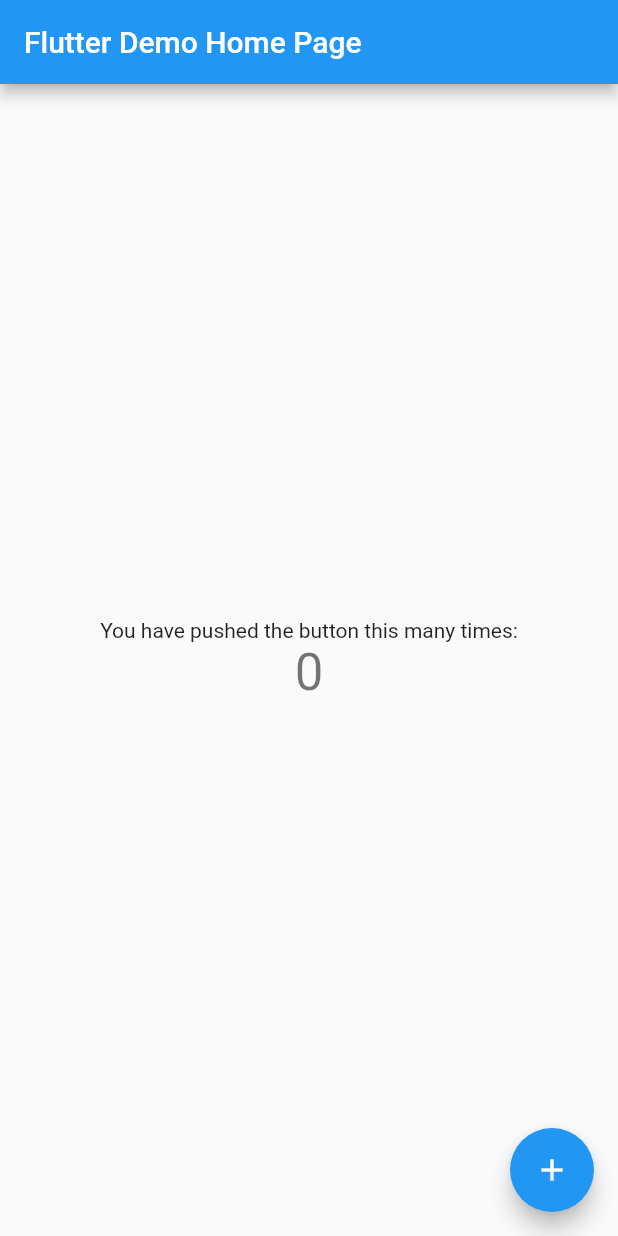
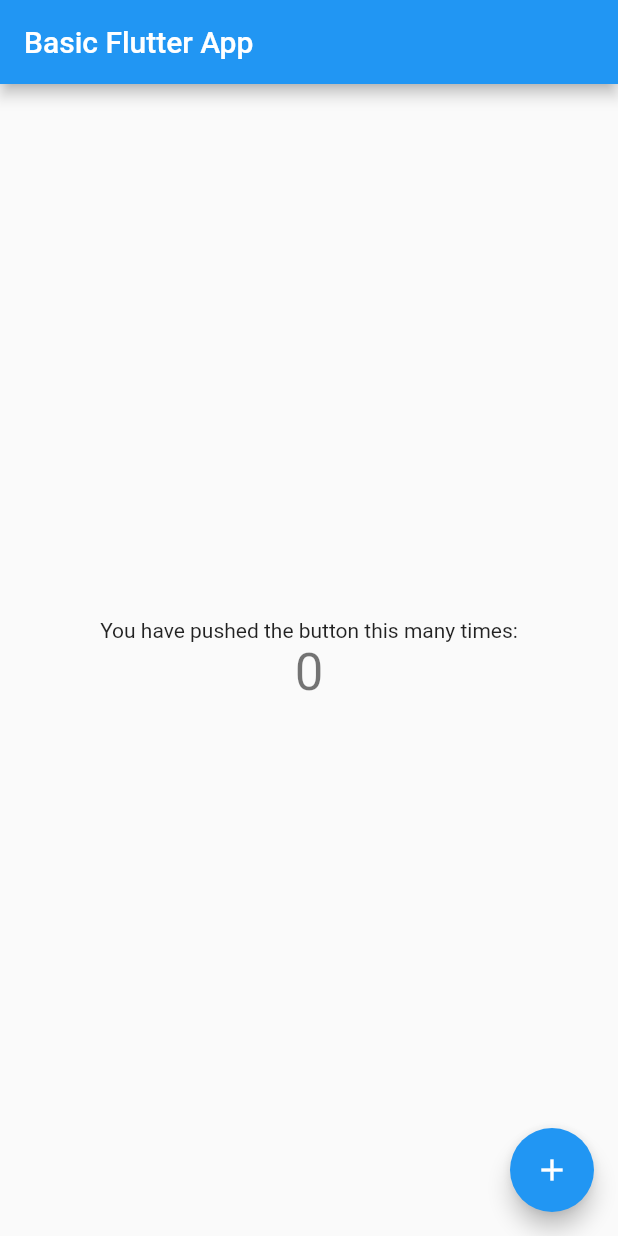
Before and after one commit to datsuns/flutter-todo, a Flutter app: the screen it shows after launch, on a phone screen of 412 x 824 dp. Run offline on Flutter 3.47's test engine with Material 2 defaults, Android fonts, the phone set to English and light mode, and no system bars.

Commit message:
change app title

```diff
--- a/lib/main.dart
+++ b/lib/main.dart
@@ -20,7 +20,7 @@ class MyApp extends StatelessWidget {
         // is not restarted.
         primarySwatch: Colors.blue,
       ),
-      home: MyHomePage(title: 'Flutter Demo Home Page'),
+      home: MyHomePage(title: 'Basic Flutter App'),
     );
   }
 }
```
